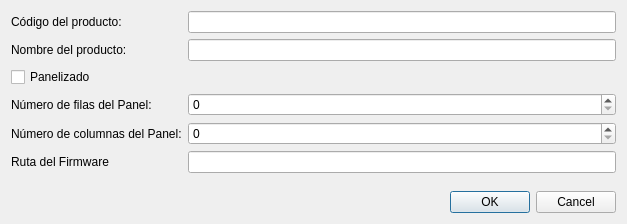
Old version of the form src/duteditdialog.ui in the repository tarpuq/tarpuqJIGsw.
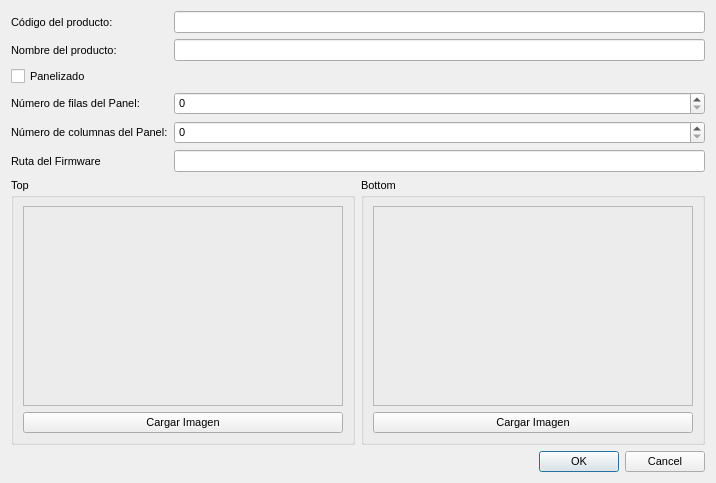
New version of the form.

The edit to the form file:
```diff
--- a/src/duteditdialog.ui
+++ b/src/duteditdialog.ui
@@ -6,15 +6,20 @@
    <rect>
     <x>0</x>
     <y>0</y>
-    <width>627</width>
-    <height>224</height>
+    <width>712</width>
+    <height>482</height>
    </rect>
   </property>
+  <property name="font">
+   <font>
+    <pointsize>8</pointsize>
+   </font>
+  </property>
   <property name="windowTitle">
    <string>Configuración del DUT</string>
   </property>
-  <layout class="QVBoxLayout" name="verticalLayout">
-   <item>
+  <layout class="QGridLayout" name="gridLayout_2">
+   <item row="0" column="0" colspan="2">
     <layout class="QGridLayout" name="gridLayout">
      <item row="3" column="1">
       <widget class="QSpinBox" name="spinBox_panelRows"/>
@@ -75,20 +80,7 @@
      </item>
     </layout>
    </item>
-   <item>
-    <spacer name="verticalSpacer">
-     <property name="orientation">
-      <enum>Qt::Vertical</enum>
-     </property>
-     <property name="sizeHint" stdset="0">
-      <size>
-       <width>20</width>
-       <height>40</height>
-      </size>
-     </property>
-    </spacer>
-   </item>
-   <item>
+   <item row="2" column="0" colspan="2">
     <widget class="QDialogButtonBox" name="buttonBox">
      <property name="orientation">
       <enum>Qt::Horizontal</enum>
@@ -98,6 +90,88 @@
      </property>
     </widget>
    </item>
+   <item row="1" column="0">
+    <widget class="QGroupBox" name="groupBox">
+     <property name="title">
+      <string>Top</string>
+     </property>
+     <layout class="QGridLayout" name="gridLayout_3">
+      <item row="1" column="0">
+       <widget class="QPushButton" name="pushButton_loadTopPicture">
+        <property name="text">
+         <string>Cargar Imagen</string>
+        </property>
+       </widget>
+      </item>
+      <item row="0" column="0">
+       <widget class="QLabel" name="label_topPicture">
+        <property name="minimumSize">
+         <size>
+          <width>320</width>
+          <height>200</height>
+         </size>
+        </property>
+        <property name="maximumSize">
+         <size>
+          <width>320</width>
+          <height>200</height>
+         </size>
+        </property>
+        <property name="frameShape">
+         <enum>QFrame::StyledPanel</enum>
+        </property>
+        <property name="text">
+         <string/>
+        </property>
+        <property name="alignment">
+         <set>Qt::AlignCenter</set>
+        </property>
+       </widget>
+      </item>
+     </layout>
+    </widget>
+   </item>
+   <item row="1" column="1">
+    <widget class="QGroupBox" name="groupBox_2">
+     <property name="title">
+      <string>Bottom</string>
+     </property>
+     <layout class="QGridLayout" name="gridLayout_4">
+      <item row="1" column="0">
+       <widget class="QPushButton" name="pushButton_loadBottomPicture">
+        <property name="text">
+         <string>Cargar Imagen</string>
+        </property>
+       </widget>
+      </item>
+      <item row="0" column="0">
+       <widget class="QLabel" name="label_bottomPicture">
+        <property name="minimumSize">
+         <size>
+          <width>320</width>
+          <height>200</height>
+         </size>
+        </property>
+        <property name="maximumSize">
+         <size>
+          <width>320</width>
+          <height>200</height>
+         </size>
+        </property>
+        <property name="frameShape">
+         <enum>QFrame::StyledPanel</enum>
+        </property>
+        <property name="text">
+         <string/>
+        </property>
+        <property name="alignment">
+         <set>Qt::AlignCenter</set>
+        </property>
+       </widget>
+      </item>
+     </layout>
+    </widget>
+   </item>
   </layout>
  </widget>
  <resources/>
```
